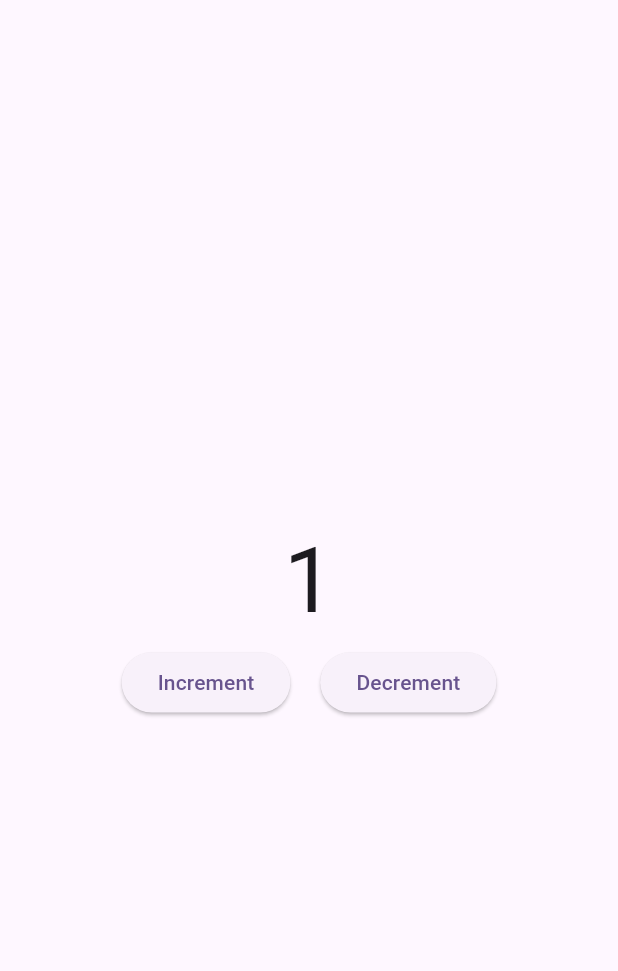
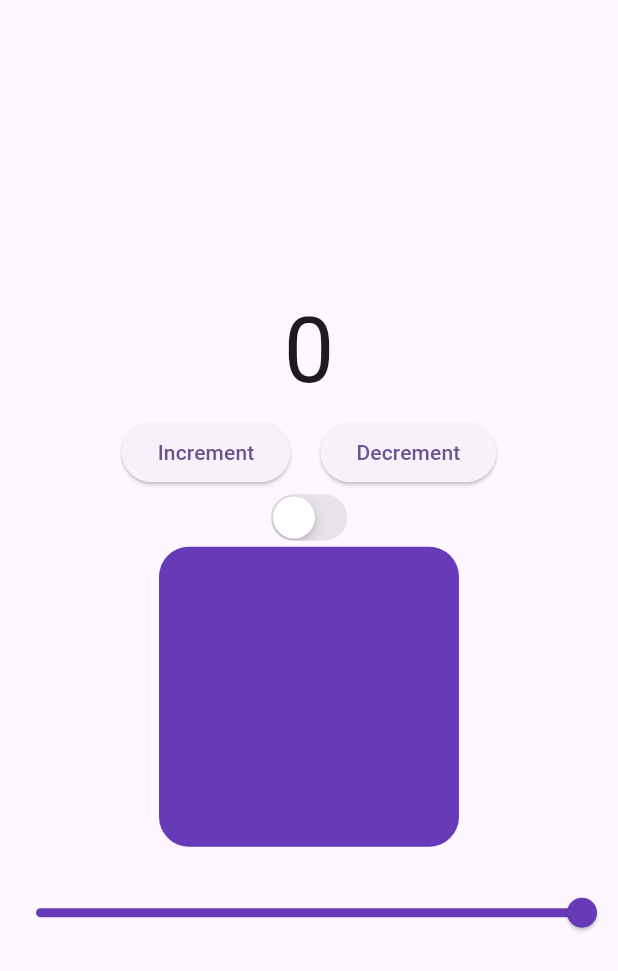
Before and after one commit to md-miyam/bloc_learn, a Flutter app: the screen it shows after launch, on a phone screen of 412 x 824 dp. Shown: the top 971 px of the screen. Run offline on Flutter 3.47's test engine with Material 3 defaults, Android fonts, the light colour scheme and no system bars; our stand-ins replace bloc, equatable, flutter_bloc.

Commit message:
slider and switch added

```diff
--- a/lib/bloc/counter/counter_state.dart
+++ b/lib/bloc/counter/counter_state.dart
@@ -3,10 +3,12 @@ import 'package:equatable/equatable.dart';
 class CounterState extends Equatable {
   final int counter;
 
-  const CounterState({this.counter = 1});
+  const CounterState({this.counter = 0});
 
   CounterState copyWith({int? counter}) {
-    return CounterState(counter: counter ?? this.counter);
+    return CounterState(
+      counter: counter ?? this.counter,
+    );
   }
 
   @override
--- /dev/null
+++ b/lib/bloc/slider/slider_bloc.dart
@@ -0,0 +1,13 @@
+import 'package:bloc/bloc.dart';
+import 'slider_event.dart';
+import 'slider_state.dart';
+
+class SliderBloc extends Bloc<SliderEvent, SliderState> {
+  SliderBloc() : super(const SliderState()) {
+    on<SliderChanged>(_onSliderChanged);
+  }
+
+  void _onSliderChanged(SliderChanged event, Emitter<SliderState> emit) {
+    emit(state.copyWith(sliderValue: event.sliderValue));
+  }
+}
--- /dev/null
+++ b/lib/bloc/slider/slider_event.dart
@@ -0,0 +1,16 @@
+import 'package:equatable/equatable.dart';
+
+abstract class SliderEvent extends Equatable {
+  const SliderEvent();
+
+  @override
+  List<Object> get props => [];
+}
+
+class SliderChanged extends SliderEvent {
+  final double sliderValue;
+  const SliderChanged({required this.sliderValue});
+
+  @override
+  List<Object> get props => [sliderValue];
+}
--- /dev/null
+++ b/lib/bloc/slider/slider_state.dart
@@ -0,0 +1,14 @@
+import 'package:equatable/equatable.dart';
+
+class SliderState extends Equatable {
+  final double sliderValue;
+
+  const SliderState({this.sliderValue = 1.0});
+
+  SliderState copyWith({double? sliderValue}) {
+    return SliderState(sliderValue: sliderValue ?? this.sliderValue);
+  }
+
+  @override
+  List<Object?> get props => [sliderValue];
+}
--- /dev/null
+++ b/lib/bloc/switch/switch_bloc.dart
@@ -0,0 +1,13 @@
+import 'package:bloc/bloc.dart';
+import 'switch_event.dart';
+import 'switch_state.dart';
+
+class SwitchBloc extends Bloc<SwitchEvent, SwitchState> {
+  SwitchBloc() : super(const SwitchState()) {
+    on<EnableOrDisableNotification>(_toggleSwitch);
+  }
+
+  void _toggleSwitch(EnableOrDisableNotification event, Emitter<SwitchState> emit) {
+    emit(state.copyWith(isSwitched: !state.isSwitched));
+  }
+}
--- /dev/null
+++ b/lib/bloc/switch/switch_event.dart
@@ -0,0 +1,10 @@
+import 'package:equatable/equatable.dart';
+
+abstract class SwitchEvent extends Equatable {
+  const SwitchEvent();
+
+  @override
+  List<Object> get props => [];
+}
+
+class EnableOrDisableNotification extends SwitchEvent {}
--- /dev/null
+++ b/lib/bloc/switch/switch_state.dart
@@ -0,0 +1,14 @@
+import 'package:equatable/equatable.dart';
+
+class SwitchState extends Equatable {
+  final bool isSwitched;
+
+  const SwitchState({this.isSwitched = false});
+
+  SwitchState copyWith({bool? isSwitched}) {
+    return SwitchState(isSwitched: isSwitched ?? this.isSwitched);
+  }
+
+  @override
+  List<Object?> get props => [isSwitched];
+}
--- a/lib/main.dart
+++ b/lib/main.dart
@@ -1,4 +1,6 @@
-import 'package:bloc_learn/ui/counter_screen.dart';
+import 'package:bloc_learn/bloc/slider/slider_bloc.dart';
+import 'package:bloc_learn/bloc/switch/switch_bloc.dart';
+import 'package:bloc_learn/ui/home_screen.dart';
 import 'package:flutter/material.dart';
 import 'package:flutter_bloc/flutter_bloc.dart';
 import 'bloc/counter/counter_bloc.dart';
@@ -13,15 +15,19 @@ class MyApp extends StatelessWidget {
   // This widget is the root of your application.
   @override
   Widget build(BuildContext context) {
-    return BlocProvider(
-      create: (_) => CounterBloc(),
+    return MultiBlocProvider(
+      providers: [
+        BlocProvider(create: (_) => CounterBloc()),
+        BlocProvider(create: (_) => SwitchBloc()),
+        BlocProvider(create: (_) => SliderBloc()),
+      ],
       child: MaterialApp(
         title: 'Flutter Bloc',
         theme: ThemeData(
           colorScheme: ColorScheme.fromSeed(seedColor: Colors.deepPurple),
           useMaterial3: true,
         ),
-        home: CounterScreen(),
+        home: const HomeScreen(),
       ),
     );
   }
--- a/lib/ui/counter_screen.dart
+++ /dev/null
@@ -1,58 +0,0 @@
-import 'package:flutter/material.dart';
-import 'package:flutter_bloc/flutter_bloc.dart';
-import '../bloc/counter/counter_bloc.dart';
-import '../bloc/counter/counter_event.dart';
-import '../bloc/counter/counter_state.dart';
-
-class CounterScreen extends StatefulWidget {
-  const CounterScreen({super.key});
-
-  @override
-  State<CounterScreen> createState() => _CounterScreenState();
-}
-
-class _CounterScreenState extends State<CounterScreen> {
-  @override
-  Widget build(BuildContext context) {
-    return Scaffold(
-      body: Column(
-        crossAxisAlignment: CrossAxisAlignment.center,
-        mainAxisAlignment: MainAxisAlignment.center,
-        children: [
-          BlocBuilder<CounterBloc, CounterState>(
-            builder: (context, state) {
-              return Center(
-                child: Text(
-                  state.counter.toString(),
-                  style: const TextStyle(fontSize: 60),
-                ),
-              );
-            },
-          ),
-
-          Row(
-            crossAxisAlignment: CrossAxisAlignment.center,
-            mainAxisAlignment: MainAxisAlignment.center,
-            children: [
-              ElevatedButton(
-                onPressed: () {
-                  context.read<CounterBloc>().add(IncrementCounter());
-                },
-                child: const Text('Increment'),
-              ),
-
-              const SizedBox(width: 20),
-
-              ElevatedButton(
-                onPressed: () {
-                  context.read<CounterBloc>().add(DecrementCounter());
-                },
-                child: const Text('Decrement'),
-              ),
-            ],
-          ),
-        ],
-      ),
-    );
-  }
-}
--- /dev/null
+++ b/lib/ui/home_screen.dart
@@ -0,0 +1,112 @@
+import 'package:flutter/cupertino.dart';
+import 'package:flutter/material.dart';
+import 'package:flutter_bloc/flutter_bloc.dart';
+import '../bloc/counter/counter_bloc.dart';
+import '../bloc/counter/counter_event.dart';
+import '../bloc/counter/counter_state.dart';
+import '../bloc/slider/slider_bloc.dart';
+import '../bloc/slider/slider_event.dart';
+import '../bloc/slider/slider_state.dart';
+import '../bloc/switch/switch_bloc.dart';
+import '../bloc/switch/switch_event.dart';
+import '../bloc/switch/switch_state.dart';
+
+class HomeScreen extends StatefulWidget {
+  const HomeScreen({super.key});
+
+  @override
+  State<HomeScreen> createState() => _HomeScreenState();
+}
+
+class _HomeScreenState extends State<HomeScreen> {
+  @override
+  Widget build(BuildContext context) {
+    return Scaffold(
+      body: Column(
+        crossAxisAlignment: CrossAxisAlignment.center,
+        mainAxisAlignment: MainAxisAlignment.center,
+        children: [
+          BlocBuilder<CounterBloc, CounterState>(
+            builder: (context, state) {
+              return Center(
+                child: Text(
+                  state.counter.toString(),
+                  style: const TextStyle(fontSize: 60),
+                ),
+              );
+            },
+          ),
+          // Increment decrement button
+          Row(
+            crossAxisAlignment: CrossAxisAlignment.center,
+            mainAxisAlignment: MainAxisAlignment.center,
+            children: [
+              ElevatedButton(
+                onPressed: () {
+                  context.read<CounterBloc>().add(IncrementCounter());
+                },
+                child: const Text('Increment'),
+              ),
+
+              const SizedBox(width: 20),
+
+              ElevatedButton(
+                onPressed: () {
+                  context.read<CounterBloc>().add(DecrementCounter());
+                },
+                child: const Text('Decrement'),
+              ),
+            ],
+          ),
+
+          //   Switch button
+          BlocBuilder<SwitchBloc, SwitchState>(
+            buildWhen: (previous, current) => previous.isSwitched != current.isSwitched,
+            builder: (context, state) {
+              return CupertinoSwitch(
+                key: ValueKey<bool>(state.isSwitched),
+                value: state.isSwitched,
+                onChanged: (v) {
+                  context.read<SwitchBloc>().add(EnableOrDisableNotification());
+                },
+                activeTrackColor: Colors.deepPurple,
+              );
+            },
+          ),
+
+          // Slider section controlled by SliderBloc
+          BlocBuilder<SliderBloc, SliderState>(
+            buildWhen: (previous, current) => previous.sliderValue != current.sliderValue,
+            builder: (context, state) {
+              return Column(
+                children: [
+                  Container(
+                    height: 200,
+                    width: 200,
+                    decoration: BoxDecoration(
+                      color: Colors.deepPurple.withAlpha((state.sliderValue * 255).toInt()),
+                      borderRadius: BorderRadius.circular(20),
+                    ),
+                  ),
+                  const SizedBox(height: 20),
+                  // Slider
+                  Slider(
+                    value: state.sliderValue,
+                    min: 0.0,
+                    max: 1.0,
+                    label: state.sliderValue.toStringAsFixed(2),
+                    activeColor: Colors.deepPurple,
+                    inactiveColor: Colors.grey.shade300,
+                    onChanged: (double value) {
+                      context.read<SliderBloc>().add(SliderChanged(sliderValue: value));
+                    },
+                  ),
+                ],
+              );
+            },
+          ),
+        ],
+      ),
+    );
+  }
+}
```
